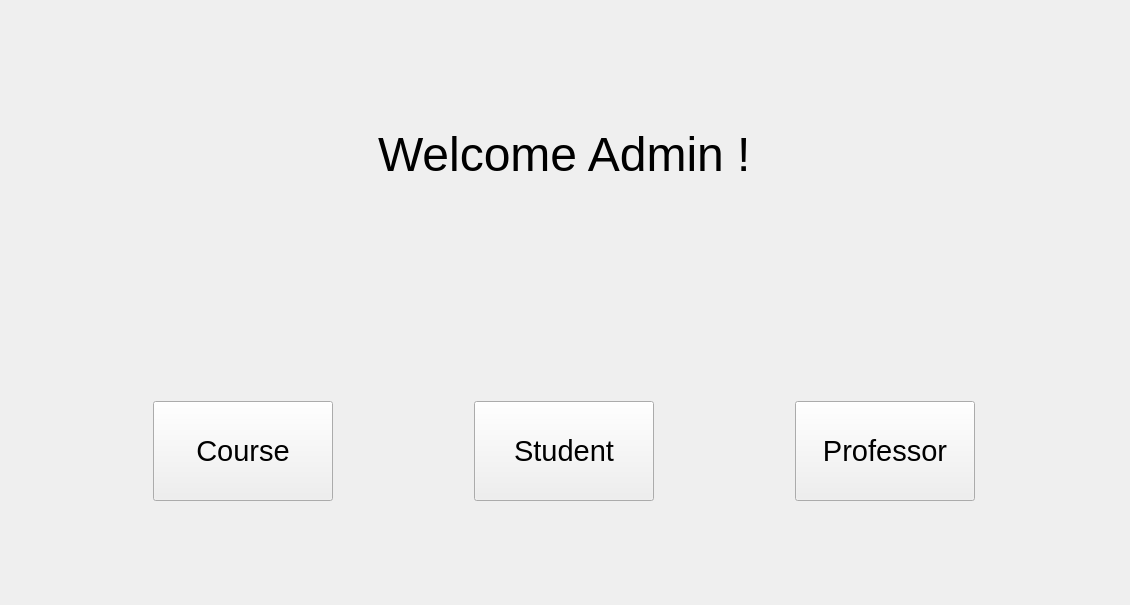
Above: Project/dashboard.ui from Youssef-Ashraf71/Learning_Managment_System before the change. Below: the same form after it.
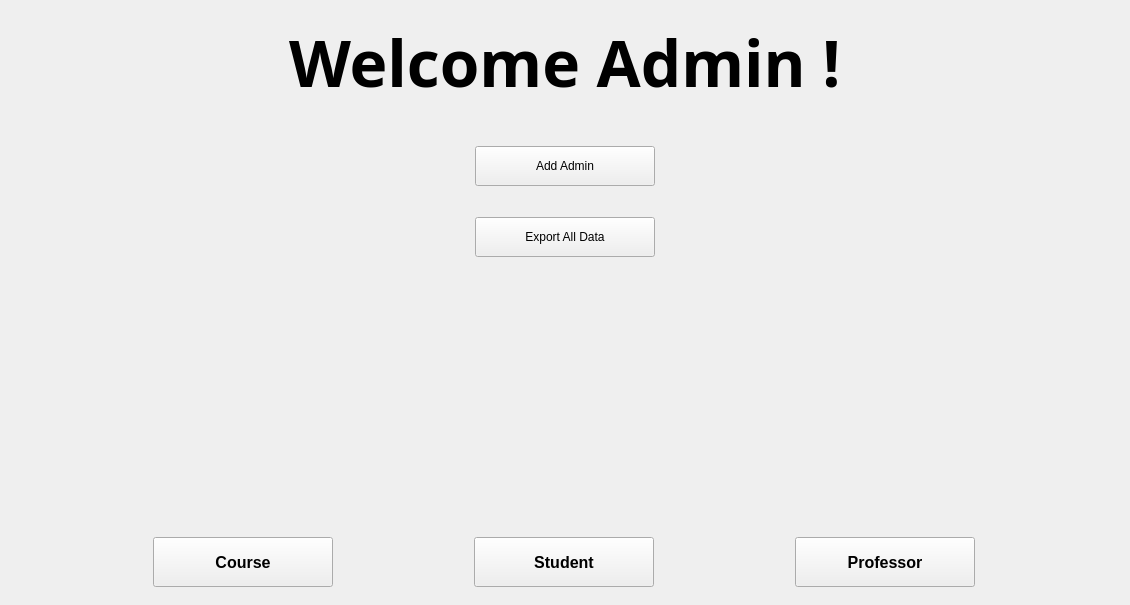
That is the form after the change.

Patch:
```diff
--- a/Project/dashboard.ui
+++ b/Project/dashboard.ui
@@ -27,10 +27,10 @@
     </sizepolicy>
    </property>
    <layout class="QGridLayout" name="gridLayout_2">
-    <item row="1" column="0">
+    <item row="3" column="0">
      <widget class="QWidget" name="widget" native="true">
       <layout class="QGridLayout" name="gridLayout">
-       <item row="0" column="2">
+       <item row="2" column="2">
         <widget class="QPushButton" name="btn_studd">
          <property name="sizePolicy">
           <sizepolicy hsizetype="Preferred" vsizetype="Preferred">
@@ -41,20 +41,33 @@
          <property name="maximumSize">
           <size>
            <width>180</width>
-           <height>100</height>
+           <height>50</height>
           </size>
          </property>
          <property name="font">
           <font>
-           <pointsize>22</pointsize>
+           <family>Segoe UI</family>
+           <pointsize>12</pointsize>
+           <italic>false</italic>
+           <bold>true</bold>
           </font>
          </property>
+         <property name="styleSheet">
+          <string notr="true">font: 700 12pt &quot;Segoe UI&quot;;</string>
+         </property>
          <property name="text">
           <string>Student</string>
          </property>
         </widget>
        </item>
-       <item row="0" column="3">
+       <item row="0" column="1">
+        <widget class="QLabel" name="crslbl">
+         <property name="text">
+          <string/>
+         </property>
+        </widget>
+       </item>
+       <item row="2" column="3">
         <widget class="QPushButton" name="btn_proff">
          <property name="sizePolicy">
           <sizepolicy hsizetype="Preferred" vsizetype="Preferred">
@@ -65,20 +78,33 @@
          <property name="maximumSize">
           <size>
            <width>180</width>
-           <height>100</height>
+           <height>50</height>
           </size>
          </property>
          <property name="font">
           <font>
-           <pointsize>22</pointsize>
+           <family>Segoe UI</family>
+           <pointsize>12</pointsize>
+           <italic>false</italic>
+           <bold>true</bold>
           </font>
          </property>
+         <property name="styleSheet">
+          <string notr="true">font: 700 12pt &quot;Segoe UI&quot;;</string>
+         </property>
          <property name="text">
           <string>Professor</string>
          </property>
         </widget>
        </item>
-       <item row="0" column="1">
+       <item row="0" column="2">
+        <widget class="QLabel" name="studlbl">
+         <property name="text">
+          <string/>
+         </property>
+        </widget>
+       </item>
+       <item row="2" column="1">
         <widget class="QPushButton" name="btn_courss">
          <property name="sizePolicy">
           <sizepolicy hsizetype="Preferred" vsizetype="Preferred">
@@ -89,19 +115,32 @@
          <property name="maximumSize">
           <size>
            <width>180</width>
-           <height>100</height>
+           <height>50</height>
           </size>
          </property>
          <property name="font">
           <font>
-           <pointsize>22</pointsize>
+           <family>Segoe UI</family>
+           <pointsize>12</pointsize>
+           <italic>false</italic>
+           <bold>true</bold>
           </font>
          </property>
+         <property name="styleSheet">
+          <string notr="true">font: 700 12pt &quot;Segoe UI&quot;;</string>
+         </property>
          <property name="text">
           <string>Course</string>
          </property>
         </widget>
        </item>
+       <item row="0" column="3">
+        <widget class="QLabel" name="proflbl">
+         <property name="text">
+          <string/>
+         </property>
+        </widget>
+       </item>
       </layout>
      </widget>
     </item>
@@ -113,8 +152,46 @@
         <verstretch>0</verstretch>
        </sizepolicy>
       </property>
-      <layout class="QHBoxLayout" name="horizontalLayout">
-       <item>
+      <layout class="QGridLayout" name="gridLayout_3">
+       <item row="3" column="2">
+        <widget class="QWidget" name="widget_3" native="true">
+         <layout class="QGridLayout" name="gridLayout_4">
+          <item row="2" column="1">
+           <widget class="QPushButton" name="btn_newadmin">
+            <property name="maximumSize">
+             <size>
+              <width>180</width>
+              <height>40</height>
+             </size>
+            </property>
+            <property name="styleSheet">
+             <string notr="true">font: 700 12pt &quot;Segoe UI&quot;;</string>
+            </property>
+            <property name="text">
+             <string>Add Admin</string>
+            </property>
+           </widget>
+          </item>
+          <item row="3" column="1">
+           <widget class="QPushButton" name="btn_export">
+            <property name="maximumSize">
+             <size>
+              <width>180</width>
+              <height>40</height>
+             </size>
+            </property>
+            <property name="styleSheet">
+             <string notr="true">font: 700 12pt &quot;Segoe UI&quot;;</string>
+            </property>
+            <property name="text">
+             <string>Export All Data</string>
+            </property>
+           </widget>
+          </item>
+         </layout>
+        </widget>
+       </item>
+       <item row="1" column="2">
         <widget class="QLabel" name="label">
          <property name="enabled">
           <bool>true</bool>
@@ -127,9 +204,15 @@
          </property>
          <property name="font">
           <font>
-           <pointsize>36</pointsize>
+           <family>Segoe UI Black</family>
+           <pointsize>48</pointsize>
+           <italic>false</italic>
+           <bold>true</bold>
           </font>
          </property>
+         <property name="styleSheet">
+          <string notr="true">font: 900 48pt &quot;Segoe UI Black&quot;;</string>
+         </property>
          <property name="text">
           <string>Welcome Admin !</string>
          </property>
```
